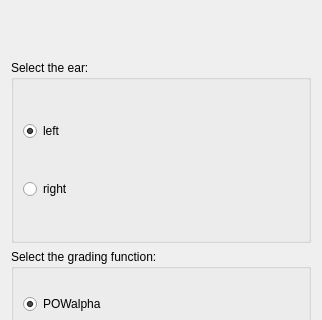
Above: toolbox.ui from oweissbarth/OpenFlipper-MeshGrading before the change; both pictures show x 0 to 322 and y 140 to 460 of the 322 by 800 pixel window. Below: the same form after it.
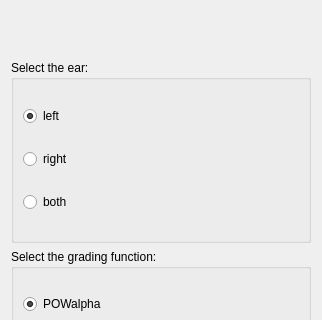
That is the form after the change.

Commit message: extended plugin to allow grading for both ears

The edit to the form file:
```diff
--- a/toolbox.ui
+++ b/toolbox.ui
@@ -55,6 +55,16 @@
            </property>
           </widget>
          </item>
+      <item>
+       <widget class="QRadioButton" name="ear_both">
+        <property name="toolTip">
+         <string>Note that the interautal axis has to be aligned with the y-axis!</string>
+        </property>
+        <property name="text">
+         <string>both</string>
+        </property>
+       </widget>
+      </item>
         </layout>
        </widget>
       </item>
```
Left out of the diff: 8 changed lines with no effect on the pictures. Lines whose indentation alone changed are shown as unchanged. The commit also changes 3 other files.
